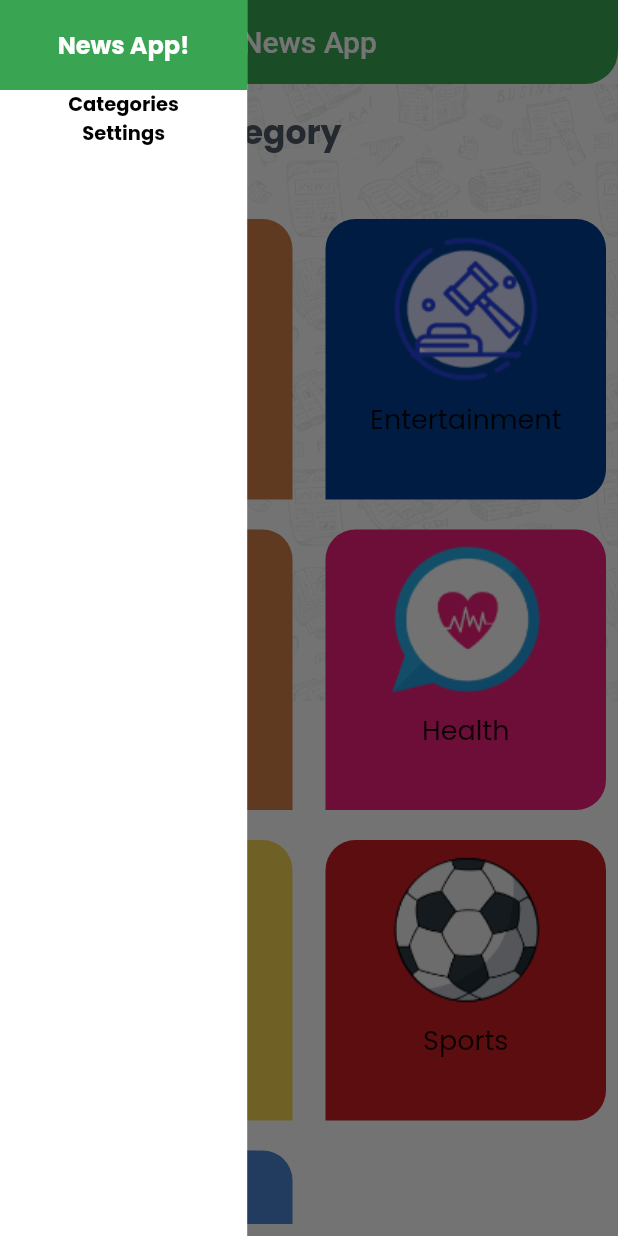
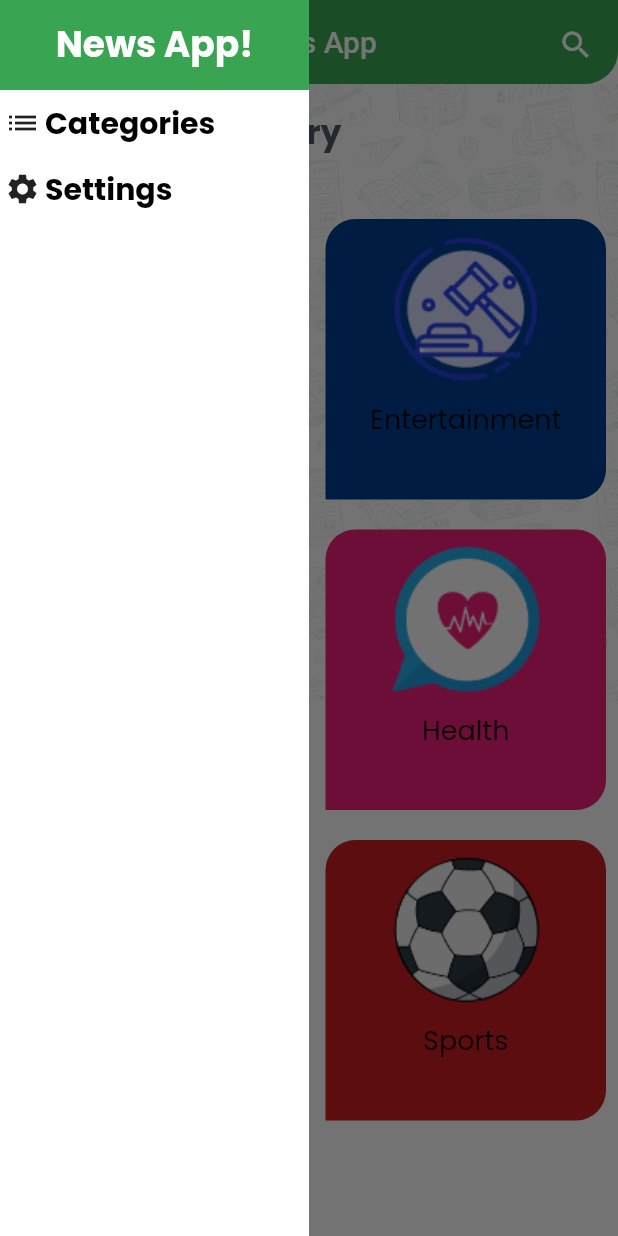
Before and after one commit to MoatazTabl/news, a Flutter app: the screen it shows after launch, with the side drawer open, on a phone screen of 412 x 824 dp. Run offline on Flutter 3.47's test engine with Material 2 defaults, Android fonts, the phone set to English and light mode, and no system bars; our stand-ins replace cached_network_image, google_fonts.

Commit message:
finish search in appBar design

```diff
--- a/lib/layout/home.dart
+++ b/lib/layout/home.dart
@@ -1,11 +1,8 @@
 import 'package:flutter/material.dart';
-import 'package:news/models/SourceResponse.dart';
 import 'package:news/models/category_model.dart';
 import 'package:news/screens/categories.dart';
 import 'package:news/screens/news_screen.dart';
-import 'package:news/screens/tabs_screen.dart';
 import 'package:news/screens/widgets/drawer_widget.dart';
-import 'package:news/shared/network/remote/api_manager.dart';
 
 class HomeScreen extends StatefulWidget {
   static const String routeName = "HomeScreen";
@@ -15,14 +12,93 @@ class HomeScreen extends StatefulWidget {
 }
 
 class _HomeScreenState extends State<HomeScreen> {
+  bool secondary = false;
+  bool main = true;
+
   @override
   Widget build(BuildContext context) {
     return SafeArea(
       child: Scaffold(
-        drawer: DrawerWidget(onDrawerClick),
+        drawer: Visibility(
+          visible: main,
+          child: DrawerWidget(onDrawerClick),
+        ),
         appBar: AppBar(
+          automaticallyImplyLeading: main,
           elevation: 0,
-          title:  Text(categoryModel==null?"News App":categoryModel!.name),
+          flexibleSpace: Visibility(
+            replacement: IconButton(
+              onPressed: () {
+                secondary = !secondary;
+                main = !main;
+
+                setState(() {});
+              },
+              icon: Align(
+                alignment: Alignment.centerRight,
+                child: Padding(
+                  padding:
+                      const EdgeInsets.symmetric(horizontal: 8.0, vertical: 10),
+                  child: Visibility(
+                    visible: main,
+                    child: const Icon(
+                      Icons.search,
+                      color: Colors.white,
+                    ),
+                  ),
+                ),
+              ),
+            ),
+            visible: secondary,
+            child: Center(
+              child: SizedBox(
+                height: 40,
+                width: 320,
+                child: TextField(
+                  enabled: secondary,
+                  decoration: InputDecoration(
+                    prefixIcon: IconButton(
+                      onPressed: () {
+                        secondary = !secondary;
+                        main = !main;
+
+                        setState(() {});
+                      },
+                      icon: const Icon(
+                        Icons.clear,
+                        color: Color(0xFF39A552),
+                      ),
+                    ),
+                    suffixIcon:  IconButton(
+                      onPressed:(){
+
+                      },
+                      icon: const Icon(Icons.search,
+                        color: Color(0xFF39A552),),
+                    ),
+                    fillColor: Colors.white,
+                    filled: true,
+                    border: OutlineInputBorder(
+                      borderSide: const BorderSide(
+                        color: Colors.white,
+                        width: 1.5,
+                      ),
+                      borderRadius: BorderRadius.circular(40),
+                    ),
+                    hintText: "Search Article",
+                    hintStyle: const TextStyle(
+                      color: Color(0x6639A552),
+                    ),
+                  ),
+                ),
+              ),
+            ),
+          ),
+          title: Visibility(
+            visible: main,
+            child:
+                Text(categoryModel == null ? "News App" : categoryModel!.name),
+          ),
           backgroundColor: const Color(0xFF39A552),
           centerTitle: true,
           shape: const OutlineInputBorder(
@@ -37,32 +113,26 @@ class _HomeScreenState extends State<HomeScreen> {
               "assets/background.png",
               fit: BoxFit.fill,
             ),
-            categoryModel==null? CategoriesScreen(onCategorySelected):NewsScreen(categoryModel!),
+            categoryModel == null
+                ? CategoriesScreen(onCategorySelected)
+                : NewsScreen(categoryModel!),
           ],
         ),
       ),
     );
   }
 
-  CategoryModel? categoryModel=null;
+  CategoryModel? categoryModel = null;
 
   onCategorySelected(category) {
-    categoryModel=category;
-    setState(() {
-
-    });
+    categoryModel = category;
+    setState(() {});
   }
 
-  onDrawerClick(int num)
-  {
-    if(num==DrawerWidget.category)
-      {
-          categoryModel=null;
-      }
-    else if(num==DrawerWidget.settings)
-      {
-
-      }
+  onDrawerClick(int num) {
+    if (num == DrawerWidget.category) {
+      categoryModel = null;
+    } else if (num == DrawerWidget.settings) {}
     setState(() {
       Navigator.pop(context);
     });
--- a/lib/models/NewsResponse.dart
+++ b/lib/models/NewsResponse.dart
@@ -18,6 +18,7 @@ class NewsResponse {
     message = json['message'];
     code = json['code'];
     totalResults = json['totalResults'];
+
     if (json['articles'] != null) {
       articles = [];
       json['articles'].forEach((v) {
--- a/lib/screens/categories.dart
+++ b/lib/screens/categories.dart
@@ -30,7 +30,7 @@ class CategoriesScreen extends StatelessWidget {
             ),
             GridView.builder(
               shrinkWrap: true,
-              physics: NeverScrollableScrollPhysics(),
+              physics: const NeverScrollableScrollPhysics(),
               gridDelegate: const SliverGridDelegateWithFixedCrossAxisCount(
                   crossAxisCount: 2, mainAxisSpacing: 20, crossAxisSpacing: 22),
               itemBuilder: (context, index) {
--- a/lib/screens/tabs_screen.dart
+++ b/lib/screens/tabs_screen.dart
@@ -25,7 +25,9 @@ class _TabsScreenState extends State<TabsScreen> {
         DefaultTabController(
           length: widget.sources.length,
           child: TabBar(
-            padding: const EdgeInsets.symmetric(vertical: 8, horizontal: 0),
+            padding: const EdgeInsets.symmetric(vertical: 8, horizontal: 10),
+            indicatorPadding: const EdgeInsets.symmetric(horizontal: 10),
+            labelPadding: const EdgeInsets.symmetric(horizontal: 4),
             indicatorColor: Colors.transparent,
             onTap: (value) {
               selectedIndex = value;
@@ -46,7 +48,7 @@ class _TabsScreenState extends State<TabsScreen> {
               return const Center(
                   child: Center(
                       child:
-                          CircularProgressIndicator(color: Color(0xFF39A552))));
+                          CircularProgressIndicator(color: Color(0xFF39A552),),),);
             }
             if (snapshot.hasError) {
               return Column(
--- a/lib/screens/widgets/drawer_widget.dart
+++ b/lib/screens/widgets/drawer_widget.dart
@@ -11,7 +11,7 @@ class DrawerWidget extends StatelessWidget {
   @override
   Widget build(BuildContext context) {
     return Container(
-      width: MediaQuery.of(context).size.width * 0.4,
+      width: MediaQuery.of(context).size.width * 0.5,
       color: Colors.white,
       child: Column(
         //crossAxisAlignment: CrossAxisAlignment.stretch,
@@ -24,7 +24,7 @@ class DrawerWidget extends StatelessWidget {
               child: Text(
                 "News App!",
                 style: GoogleFonts.poppins(
-                    fontSize: 16,
+                    fontSize: 24,
                     fontWeight: FontWeight.bold,
                     color: Colors.white),
               ),
@@ -34,22 +34,37 @@ class DrawerWidget extends StatelessWidget {
              onTap: (){
                onDrawerSelect(category);
              },
-             child: Text("Categories",
+             child: Row(
+               children: [
+                 const Padding(
+                   padding: EdgeInsets.symmetric(horizontal: 3.0,vertical: 10),
+                   child: Icon(Icons.list),
+                 ),
+                 Text("Categories",
                   style: GoogleFonts.poppins(
-                  fontSize: 13,
+                      fontSize: 20,
                       fontWeight: FontWeight.bold,
                       color: Colors.black),),
+               ],
+             ),
            ),
            InkWell(
              onTap: (){
                onDrawerSelect(settings);
-
              },
-             child: Text("Settings",
+             child: Row(
+               children: [
+                 const Padding(
+                   padding: EdgeInsets.symmetric(horizontal: 3.0,vertical: 10),
+                   child: Icon(Icons.settings),
+                 ),
+                 Text("Settings",
                   style: GoogleFonts.poppins(
-                  fontSize: 13,
+                      fontSize: 20,
                       fontWeight: FontWeight.bold,
                       color: Colors.black),),
+               ],
+             ),
            ),
         ],
       ),
--- a/lib/shared/network/remote/api_manager.dart
+++ b/lib/shared/network/remote/api_manager.dart
@@ -6,25 +6,24 @@ import 'package:news/models/SourceResponse.dart';
 import 'package:news/shared/components/constant.dart';
 
 class ApiManager {
-
-
-  static Future<SourceResponse> getSources(String category) async{
-    Uri URL = Uri.https(BASE_URL, "/v2/top-headlines/sources", {
-      "apiKey": API_KEY,
-      "category": category
-    });
-    var response=await http.get(URL);
-    var jsonResponse=jsonDecode(response.body);
-    SourceResponse sourceResponse=SourceResponse.fromJson(jsonResponse);
+  static Future<SourceResponse> getSources(String category) async {
+    Uri URL = Uri.https(BASE_URL, "/v2/top-headlines/sources",
+        {"apiKey": API_KEY, "category": category});
+    var response = await http.get(URL);
+    var jsonResponse = jsonDecode(response.body);
+    SourceResponse sourceResponse = SourceResponse.fromJson(jsonResponse);
     return sourceResponse;
-
   }
 
-  static Future<NewsResponse> getNewsData(String sourceId)async{
-    Uri URL =Uri.https(BASE_URL,"/v2/everything",{ "apiKey": API_KEY,"sources":sourceId,});
-    var response=await http.get(URL);
-    var jsonResponse=jsonDecode(response.body);
-    NewsResponse newsResponse=NewsResponse.fromJson(jsonResponse);
+  static Future<NewsResponse> getNewsData(String sourceId) async {
+    Uri URL = Uri.https(BASE_URL, "/v2/everything", {
+      "apiKey": API_KEY,
+      "sources": sourceId,
+    });
+    var response = await http.get(URL);
+    var jsonResponse = jsonDecode(response.body);
+    NewsResponse newsResponse = NewsResponse.fromJson(jsonResponse);
     return newsResponse;
   }
+
 }
```
Lines whose indentation alone changed are shown as unchanged.
